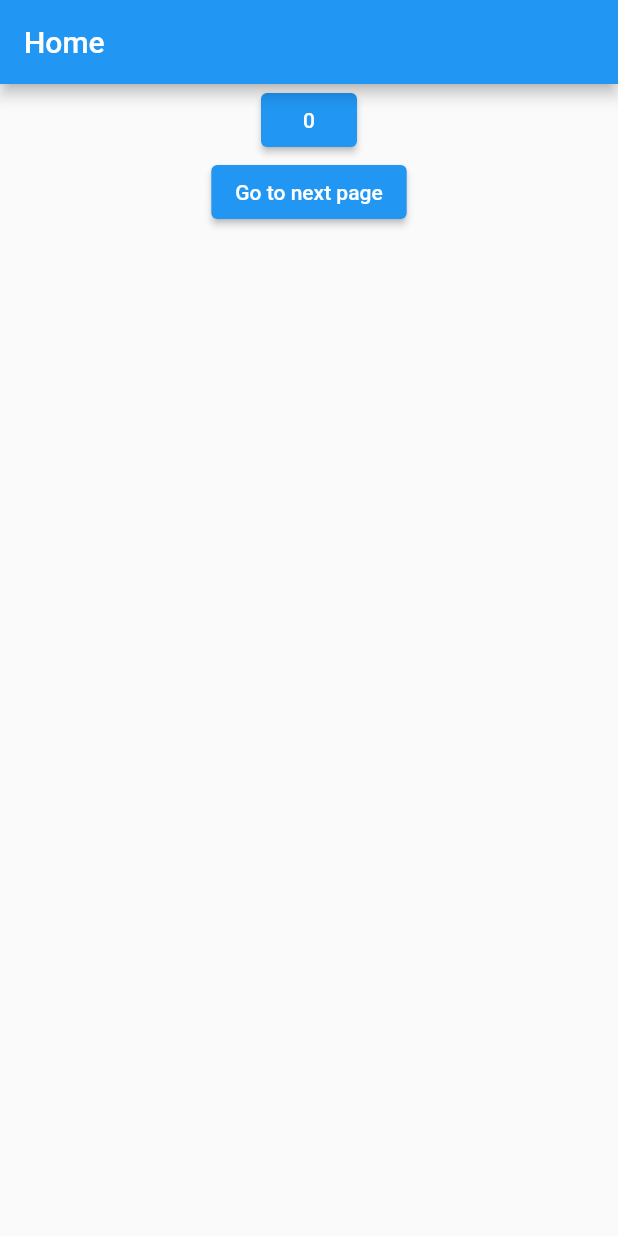
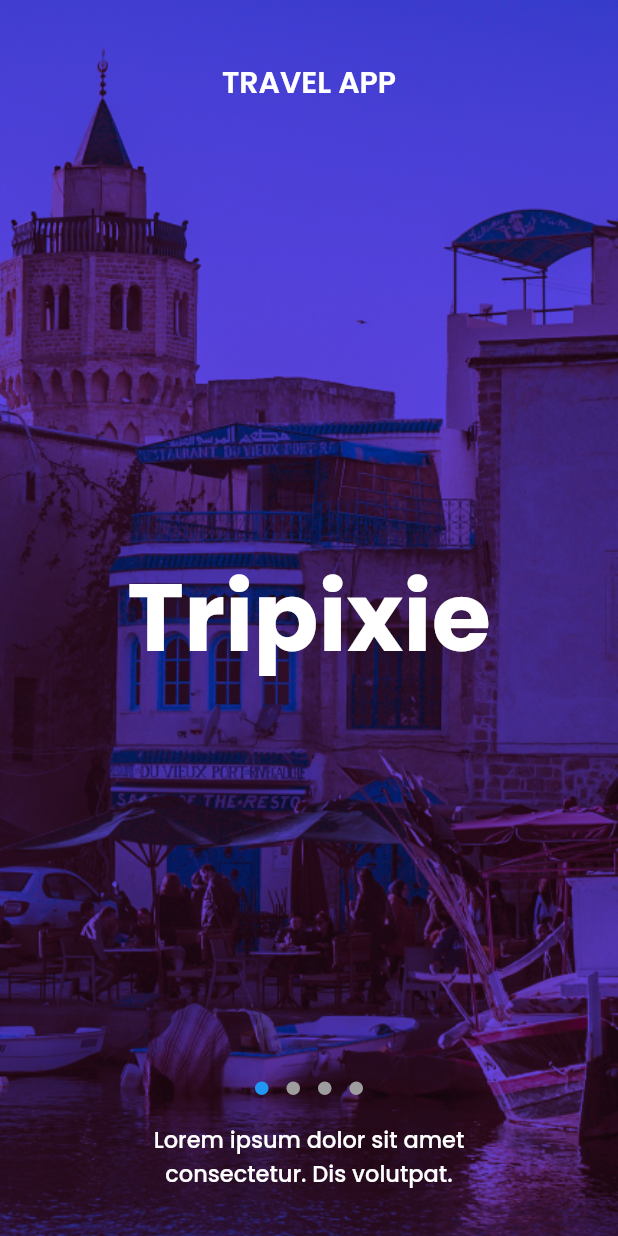
Before and after one commit to mohamedhabibmsahel/TravelApp, a Flutter app: the screen it shows after launch, on a phone screen of 412 x 824 dp. Run offline on Flutter 3.47's test engine with Material 2 defaults, Android fonts, the phone set to English and light mode, and no system bars; drawn by our look-alikes of dots_indicator; our stand-ins replace flutter_onboarding_slider, get, google_fonts, shared_preferences.

Commit message:
almost finish onboarding

```diff
--- a/my_travel_app/lib/controllers/home_controller.dart
+++ b/my_travel_app/lib/controllers/home_controller.dart
@@ -1,13 +1,13 @@
+import 'package:flutter/material.dart';
 import 'package:get/get.dart';
 import 'package:shared_preferences/shared_preferences.dart';
 
 class HomeController extends GetxController {
   static HomeController get find => Get.find<HomeController>();
   var number = 0.obs;
-
+  int index = 0;
   // init of the controller
   HomeController(){
-    setBool("firstTime", true);
   }
 
   void increment(){
--- a/my_travel_app/lib/main.dart
+++ b/my_travel_app/lib/main.dart
@@ -15,10 +15,10 @@ Future<void> main() async {
 
   runApp(GetMaterialApp(
     initialBinding: InitialBindings(),
-    home: token != null && token ? const HomeView2() :  HomeView(),
+    home: token != null && token ?  HomeView2() :  HomeView2(),
     getPages: [
       GetPage(name: '/homeView', page: () => HomeView(),binding: BindingsBuilder.put(() => HomeController()) ),
-      GetPage(name: '/homeView2', page: () => const HomeView2(),binding: BindingsBuilder.put(() => HomeController2())),
+      GetPage(name: '/homeView2', page: () =>  HomeView2(),binding: BindingsBuilder.put(() => HomeController2()) ),
 
     ],
   ));
--- a/my_travel_app/lib/views/home2_view.dart
+++ b/my_travel_app/lib/views/home2_view.dart
@@ -1,32 +1,132 @@
+import 'package:dots_indicator/dots_indicator.dart';
+import 'package:flutter/cupertino.dart';
 import 'package:flutter/material.dart';
-import 'package:get/get.dart';
-import '../controllers/home2_controller.dart';
+import 'package:google_fonts/google_fonts.dart';
 
-class HomeView2 extends StatelessWidget {
-  const HomeView2({super.key});
+import 'onboarding_page.dart';
+
+class HomeView2 extends StatefulWidget {
+  @override
+  _HomeView2State createState() => _HomeView2State();
+}
+
+class _HomeView2State extends State<HomeView2> {
+  final PageController _pageController = PageController();
+  double _currentPage = 0;
+
+  @override
+  void initState() {
+    super.initState();
+    _pageController.addListener(_onPageChanged);
+  }
+
+  @override
+  void dispose() {
+    _pageController.dispose();
+    super.dispose();
+  }
+
+  void _onPageChanged() {
+    setState(() {
+      _currentPage = _pageController.page!;
+    });
+  }
 
   @override
   Widget build(BuildContext context) {
-    return GetBuilder<HomeController2>(
-      builder: (controller) => Scaffold(
-        appBar: AppBar(
-          title: const Text('Home2'),
-        ),
-        body: Center(
+    return Scaffold(
+      backgroundColor: Colors.transparent,
+      body: Stack(
+        children: [
+          PageView(
+            controller: _pageController,
+            onPageChanged: (index) {
+              setState(() {
+                _currentPage = index.toDouble();
+              });
+            },
+            children: const [
+              OnboardingPage(
+                image: 'assets/1.png',
+                text: "Tripixie",
+                color: Color.fromRGBO(36, 0, 255, 0.7),
+              ),
+              OnboardingPage(
+                image: 'assets/2.png',
+                text: "Tripixie",
+                color: Color.fromRGBO(0, 170, 78, 0.7),
+              ),
+              OnboardingPage(
+                image: 'assets/3.png',
+                text: "Tripixie",
+                color: Color.fromRGBO(201, 169, 0, 0.7),
+              ), OnboardingPage(
+                image: 'assets/3.png',
+                color: Color.fromRGBO(217, 217, 217, 1),
+                text: "Video",
+              ),
+            ],
+          ),
+          Positioned(
+            bottom: 30,
+            left: 0,
+            right: 0,
             child: Column(
-            children: [
-            ElevatedButton(
-                onPressed: () {
-                  controller.increment();
-                },
-                child: Obx(() => Text(controller.number.toString()))),
-            ElevatedButton(
-                onPressed: () {
-                  Get.back();
-                },
-                child:  const Text("Get back"))
-          ],
-        )),
+              children: [
+                DotsIndicator(
+                  dotsCount: 4,
+                  position: _currentPage,
+                  decorator: const DotsDecorator(
+                    color: Colors.grey,
+                    activeColor: Colors.blue,
+                  ),
+                ),
+                const SizedBox(height: 12),
+                Padding(
+                  padding: const EdgeInsets.fromLTRB(80, 0, 80, 0),
+                  child: Text(
+                      'Lorem ipsum dolor sit amet consectetur. Dis volutpat.',
+                      textAlign: TextAlign.center,
+                      style: GoogleFonts.poppins(
+                          fontSize: 15,
+                          fontWeight: FontWeight.w500,
+                          color: Colors.white)),
+                )
+              ],
+            ),
+          ),
+          // Center(
+          //   child: Text(
+          //     _currentPage < 4 ? 'Tripixie' : '',
+          //     style: GoogleFonts.poppins(
+          //       fontSize: 64,
+          //       fontWeight: FontWeight.w700,
+          //       color: Colors.white,
+          //     ),
+          //   ),
+          // ),
+          Align(
+            alignment: Alignment.topCenter,
+            child: Container(
+              child: Padding(
+                padding: EdgeInsets.symmetric(horizontal: 16.0),
+                child:
+                Padding(
+                  padding: const EdgeInsets.fromLTRB(0,40,0,0),
+                  child: Text(
+                    'TRAVEL APP',
+                    style: GoogleFonts.poppins(
+                      fontSize: 20,
+                      fontWeight: FontWeight.w600,
+                      color: Colors.white,
+                    ),
+                  ),
+                ),
+
+              ),
+            ),
+          ),
+        ],
       ),
     );
   }
--- a/my_travel_app/lib/views/home_view.dart
+++ b/my_travel_app/lib/views/home_view.dart
@@ -1,35 +1,80 @@
+import 'package:flutter/cupertino.dart';
 import 'package:flutter/material.dart';
-import 'package:get/get.dart';
-import '../controllers/home_controller.dart';
+import 'package:flutter_onboarding_slider/flutter_onboarding_slider.dart';
+import 'package:google_fonts/google_fonts.dart';
+// class HomeView extends StatelessWidget {
+//   @override
+//   Widget build(BuildContext context) {
+//     return GetBuilder<HomeController>(
+//       builder: (controller) =>
+//           Scaffold(
+//             body: Center(
+//               child: Column(
+//                 children: [
+//                   ElevatedButton(
+//                       onPressed: () {
+//                         controller.increment();
+//                       },
+//                       child: Obx(() => Text(controller.number.toString()))),
+//                   ElevatedButton(
+//                       onPressed: () {
+//                         Get.toNamed("/homeView2");
+//                       },
+//                       child: const Text("Go to next page"))
+//                 ],
+//               ),
+//             ),
+//           ),
+//     );
+//   }
 
 class HomeView extends StatelessWidget {
   @override
   Widget build(BuildContext context) {
-
-    return GetBuilder<HomeController>(
-      builder: (controller) => Scaffold(
-        appBar: AppBar(
-          title: const Text('Home'),
-        ),
-        body: Center(
-          child: Column(
-            children: [
-          ElevatedButton(
-              onPressed: () {
-                controller.increment();
-              },
-              child: Obx(() => Text(controller.number.toString()))),
-          ElevatedButton(
-              onPressed: () {
-                Get.toNamed("/homeView2");
-              },
-              child: const Text("Go to next page"))
-            ],
+    return OnBoardingSlider(
+      addButton: false,
+      indicatorAbove: true,
+          headerBackgroundColor: const Color.fromRGBO(36, 0, 255, 0.7),
+          finishButtonText: 'Register',
+          finishButtonStyle: const FinishButtonStyle(
+            backgroundColor: Colors.black,
           ),
-        ),
-      ),
+          // skipTextButton: Text('Skip'),
+          // trailing: Text('Login'),
+          background: [
+            ColorFiltered(colorFilter: const ColorFilter.mode(Color.fromRGBO(36, 0, 255, 0.7), BlendMode.darken),
+            child: Image.asset('assets/1.png',fit: BoxFit.fitWidth,)
+            ),
+            ColorFiltered(colorFilter: const ColorFilter.mode(Color.fromRGBO(0, 170, 78, 0.7), BlendMode.darken),
+                child: Image.asset('assets/2.png',fit: BoxFit.fitWidth,)),
+            ColorFiltered(colorFilter: const ColorFilter.mode(Color.fromRGBO(201, 169, 0, 0.7), BlendMode.darken),
+                child: Image.asset('assets/3.png',fit: BoxFit.fitWidth,)),
+          ],
+          totalPage: 3,
+          speed: 1.8,
+          pageBodies: [
+            Container(
+              padding: EdgeInsets.symmetric(horizontal: 40),
+              child: Center(
+                  child: Text('Tripixie', style: GoogleFonts.poppins(fontSize: 64,fontWeight: FontWeight.w700,color: Colors.white),
+                  )
+              ),
+            ),
+            Container(
+              padding: EdgeInsets.symmetric(horizontal: 40),
+              child: Center(
+                  child: Text('Tripixie', style: GoogleFonts.poppins(fontSize: 64,fontWeight: FontWeight.w700,color: Colors.white),
+                  )
+              ),
+            ),
+            Container(
+              padding: EdgeInsets.symmetric(horizontal: 40),
+              child: Center(
+                  child: Text('Tripixie', style: GoogleFonts.poppins(fontSize: 64,fontWeight: FontWeight.w700,color: Colors.white),
+                  )
+              ),
+            ),
+          ],
     );
   }
-
-
 }
--- /dev/null
+++ b/my_travel_app/lib/views/onboarding_page.dart
@@ -0,0 +1,47 @@
+import 'package:flutter/cupertino.dart';
+import 'package:flutter/material.dart';
+import 'package:google_fonts/google_fonts.dart';
+
+class OnboardingPage extends StatelessWidget {
+  final String image;
+  final String? text;
+  final Color color;
+
+  const OnboardingPage({
+    Key? key,
+    required this.image,
+    this.text,
+    required this.color,
+  });
+
+  @override
+  Widget build(BuildContext context) {
+    return SizedBox(
+      width: double.infinity,
+      height: double.infinity,
+      child: Stack(
+        children: [
+          Positioned.fill(
+            child: ColorFiltered(
+              colorFilter: ColorFilter.mode(color, BlendMode.darken),
+              child: Image.asset(
+                image,
+                fit: BoxFit.cover,
+              ),
+            ),
+          ),
+          Center(
+            child: Text(
+              text ?? "",
+              style: GoogleFonts.poppins(
+                fontSize: 64,
+                fontWeight: FontWeight.w700,
+                color: Colors.white,
+              ),
+            ),
+          ),
+        ],
+      ),
+    );
+  }
+}
```
Also changed, not shown: my_travel_app/pubspec.yaml (+5 -4 lines), my_travel_app/assets/1.png (added), my_travel_app/assets/2.png (added), my_travel_app/assets/3.png (added), my_travel_app/pubspec.lock, 5 other files.
